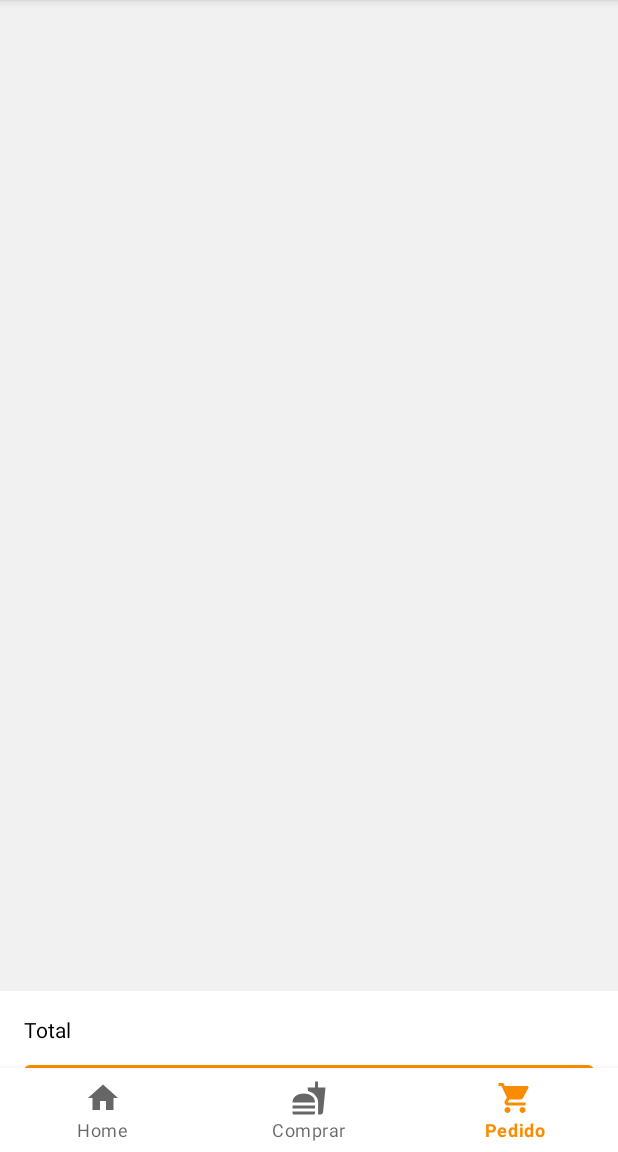
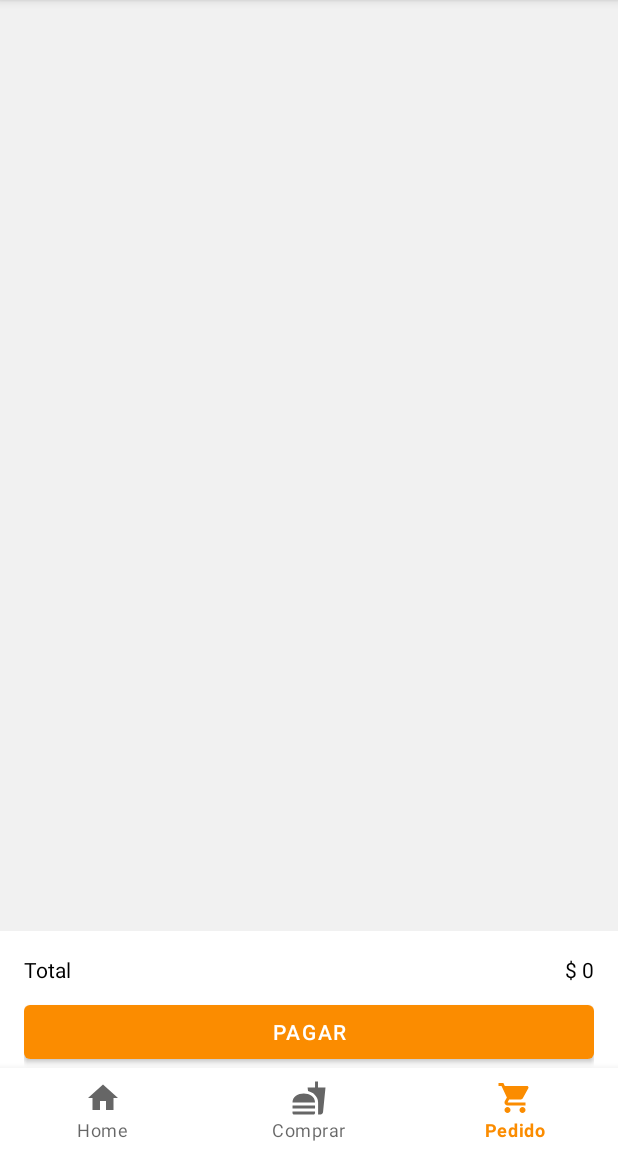
Before and after one commit to Geider10/MiMenu, an Android app: the CartFragment screen opened through its navigation route, on a phone screen of 412 x 824 dp, the part 84-1236 px from its top. Run offline under Robolectric (Android 15) with nearby library versions, the phone set to English and light mode, and no system bars; our stand-ins replace Room's generated code, navigation-ui.

Commit message:
feat: add in cartFragment priceTotal to pay

```diff
--- a/app/src/main/java/com/example/mimenu/ui/cart/CartAdapter.kt
+++ b/app/src/main/java/com/example/mimenu/ui/cart/CartAdapter.kt
@@ -64,4 +64,11 @@ class CartAdapter(private val cartFragment : CartFragment) : RecyclerView.Adapte
     fun setOrderList(orderList : List<OrderEntity>){
         this.orderList = orderList
     }
+    fun getPriceToPay(): Int{
+        var total = 0
+        for (order in orderList){
+            total += order.priceTotal
+        }
+        return total
+    }
 }
--- a/app/src/main/java/com/example/mimenu/ui/cart/CartFragment.kt
+++ b/app/src/main/java/com/example/mimenu/ui/cart/CartFragment.kt
@@ -32,13 +32,18 @@ class CartFragment : Fragment(), OnOrderClick {
         super.onViewCreated(view, savedInstanceState)
 
         setDataRecycler()
+        binding.btnPayCart.setOnClickListener{
+            onClickPay()
+        }
     }
     private fun setDataRecycler(){
         var orderList = orderViewModel.getAll()
         var adapter = CartAdapter(this)
         adapter.setOrderList(orderList)
+        var total = adapter.getPriceToPay()
         binding.rvCart.layoutManager = LinearLayoutManager(requireContext())
         binding.rvCart.adapter = adapter
+        binding.tvPriceTotalCart.text = "$ $total"
     }
 
     override fun onClickEdit(order: OrderEntity) {
@@ -56,4 +61,7 @@ class CartFragment : Fragment(), OnOrderClick {
         orderViewModel.update(order)
         setDataRecycler()
     }
+    private fun onClickPay(){
+        Toast.makeText(requireContext(), "Pagaste con éxito", Toast.LENGTH_SHORT).show()
+    }
 }
--- a/app/src/main/res/layout/fragment_cart.xml
+++ b/app/src/main/res/layout/fragment_cart.xml
@@ -25,7 +25,8 @@
         android:orientation="horizontal"
         android:background="@color/white"
         app:layout_constraintBottom_toBottomOf="parent"
-       android:padding="16dp">
+        android:padding="16dp"
+        android:layout_marginBottom="40dp">
         <TextView
             android:layout_width="wrap_content"
             android:layout_height="wrap_content"
@@ -49,7 +50,7 @@
             app:layout_constraintTop_toBottomOf="@+id/tvPriceTotalCart"
             app:layout_constraintStart_toStartOf="parent"
             android:layout_marginTop="8dp"
-            tools:text="Pagar"/>
+            android:text="Pagar"/>
     </androidx.constraintlayout.widget.ConstraintLayout>
 
 </androidx.constraintlayout.widget.ConstraintLayout>
```
